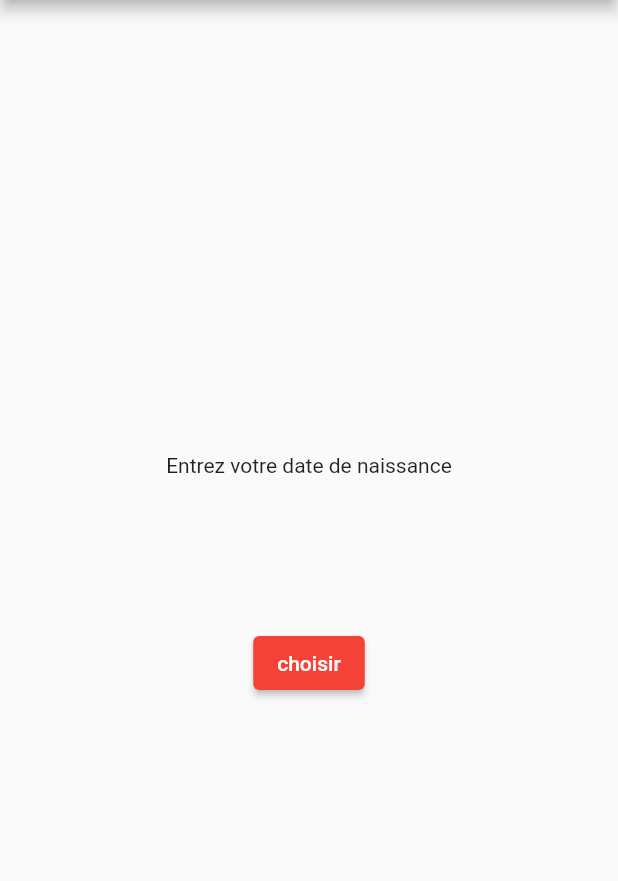
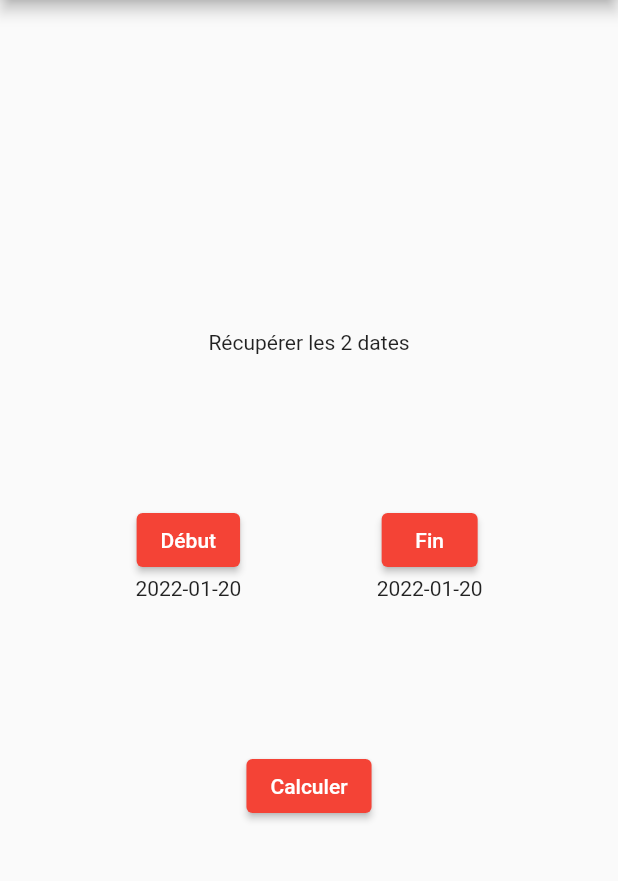
Before and after one commit to lucasdsm78/UtilitaireFlutter, a Flutter app: the screen it shows after launch, on a phone screen of 412 x 824 dp, the part 84-965 px from its top. Run offline on Flutter 3.47's test engine with Material 2 defaults, Android fonts, the light colour scheme and no system bars.

Commit message:
différence entre date

```diff
--- a/lib/main.dart
+++ b/lib/main.dart
@@ -1,6 +1,6 @@
 import 'package:flutter/material.dart';
-import './widgets/userYears.dart';
+import './widgets/dateDifference.dart';
 
 void main() {
-  runApp(const MyApp());
+  runApp(const DateDifference());
 }
--- /dev/null
+++ b/lib/widgets/dateDifference.dart
@@ -0,0 +1,178 @@
+import 'package:flutter/material.dart';
+import 'package:intl/intl.dart';
+
+class DateDifference extends StatelessWidget {
+  const DateDifference({Key? key}) : super(key: key);
+
+
+  @override
+  Widget build(BuildContext context) {
+    return MaterialApp(
+      title: 'Flutter Demo',
+      debugShowCheckedModeBanner: false,
+
+      theme: ThemeData(
+
+        primarySwatch: Colors.red,
+      ),
+      home: MyDateDifference(),
+    );
+  }
+}
+
+class MyDateDifference extends StatefulWidget {
+
+  @override
+  State<MyDateDifference> createState() => _MyDateDifference();
+}
+
+class _MyDateDifference extends State<MyDateDifference> {
+
+  DateFormat formatter = DateFormat('yyyy-MM-dd');
+  DateTime _startDate = DateTime.now();
+  DateTime _endDate = DateTime.now();
+
+  // Création d un Date Picker
+
+  Future<void> _selectStartDate(BuildContext context) async {
+
+    final picked = await showDatePicker(
+
+        context: context,
+        initialDate: _startDate,
+        firstDate: DateTime(1800, 8),
+        lastDate: DateTime(2200, 8)); // initialisation de la date bloqué à la date d'aujourd'hui
+
+    if (picked != null) {
+
+      setState(() {
+
+        _startDate = picked;
+
+      });
+    }
+  }
+
+  Future<void> _selectEndDate(BuildContext context) async {
+
+
+
+    final picked = await showDatePicker(
+
+        context: context,
+        initialDate: _startDate,
+        firstDate: _startDate,
+        lastDate: DateTime(2200, 8)
+    ); // initialisation de la date bloqué à la date d'aujourd'hui
+
+    if (picked != null) {
+
+      setState(() {
+
+        _endDate = picked;
+
+      });
+    }
+  }
+
+  @override
+  Widget build(BuildContext context) {
+    return Scaffold(
+      appBar: AppBar(
+        title: const Text("age utilisateur"),
+      ),
+      body: Center(
+        child: Column(
+          mainAxisAlignment: MainAxisAlignment.center,
+          children: <Widget>[
+            const Text(
+              'Récupérer les 2 dates',
+            ),
+            const SizedBox(height: 100),
+            Row(
+              mainAxisAlignment: MainAxisAlignment.spaceEvenly,
+              children: [
+                Column(
+                  children: [
+                    ElevatedButton(
+                      onPressed: (()=>_selectStartDate(context)),
+                      child: const Text('Début'),
+                    ),
+                    Text(formatter.format(_startDate))
+                  ],
+                ),
+                Column(
+                  children: [
+                    ElevatedButton(
+                      onPressed: (()=>_selectEndDate(context)),
+                      child: const Text('Fin'),
+                    ),
+                    Text(formatter.format(_endDate))
+                  ],
+                )
+              ],
+            ),
+            const SizedBox(height: 100),
+            ElevatedButton(
+              onPressed: (()=>alerte()),
+              child: const Text('Calculer'),
+            )
+          ],
+        ),
+      ),
+    );
+  }
+
+  Future<Null> alerte() async{
+
+
+    var startYear = _startDate.year;
+    var february = (startYear % 4 == 0 && startYear % 100 != 0) || startYear % 400 == 0 ? 29 : 28;
+    var daysInMonth = [31, february, 31, 30, 31, 30, 31, 31, 30, 31, 30, 31];
+
+    var yearDiff = _endDate.year - startYear;
+    var monthDiff = _endDate.month - _startDate.month;
+    if (monthDiff < 0) {
+    yearDiff--;
+    monthDiff += 12;
+    }
+    var dayDiff = _endDate.day - _startDate.day;
+    if (dayDiff < 0) {
+    if (monthDiff > 0) {
+    monthDiff--;
+    } else {
+    yearDiff--;
+    monthDiff = 11;
+    }
+    dayDiff += daysInMonth[_startDate.month];
+    }
+
+    print("Dans $yearDiff années,  $monthDiff mois et $dayDiff jours");
+
+
+    return showDialog(
+        context: context,
+        barrierDismissible: false, //Permet d'empecher le dialog en cliquant sur la page en arrière plan
+        builder: (BuildContext buildContext){
+          return SimpleDialog(
+            title: const Text("BONJOUR"),
+            contentPadding: const EdgeInsets.all(20.0),
+            children: [
+            Text("Dans $yearDiff années,  $monthDiff mois et $dayDiff jours"),
+              Container(
+                height: 30,
+              ),
+              ElevatedButton(
+                child: const Text("O K"),
+                onPressed: (){
+                  Navigator.pop(buildContext);
+                },
+              ),
+            ],
+          );
+
+        }
+    );
+  }
+
+}
--- a/pubspec.yaml
+++ b/pubspec.yaml
@@ -34,6 +34,7 @@ dependencies:
   # The following adds the Cupertino Icons font to your application.
   # Use with the CupertinoIcons class for iOS style icons.
   cupertino_icons: ^1.0.2
+  intl: ^0.17.0
 
 dev_dependencies:
   flutter_test:
```
Also changed, not shown: pubspec.lock.
